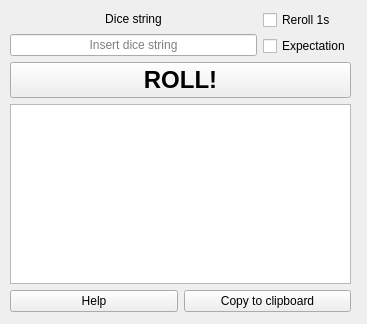
Qt form src/diceroller.ui (jschiavon/DiceRoller) before a commit.
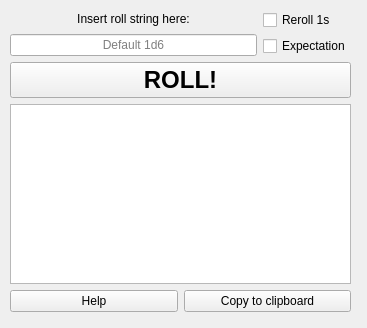
The same form after that commit. Icons and pictures are not drawn.

```diff
--- a/src/diceroller.ui
+++ b/src/diceroller.ui
@@ -7,7 +7,7 @@
     <x>0</x>
     <y>0</y>
     <width>367</width>
-    <height>324</height>
+    <height>328</height>
    </rect>
   </property>
   <property name="windowTitle">
@@ -34,7 +34,7 @@
         <item>
          <widget class="QLabel" name="stringLabel">
           <property name="text">
-           <string>Dice string</string>
+           <string>Insert roll string here:</string>
           </property>
           <property name="alignment">
            <set>Qt::AlignCenter</set>
@@ -50,7 +50,7 @@
            <set>Qt::AlignCenter</set>
           </property>
           <property name="placeholderText">
-           <string>Insert dice string</string>
+           <string>Default 1d6</string>
           </property>
          </widget>
         </item>
```
